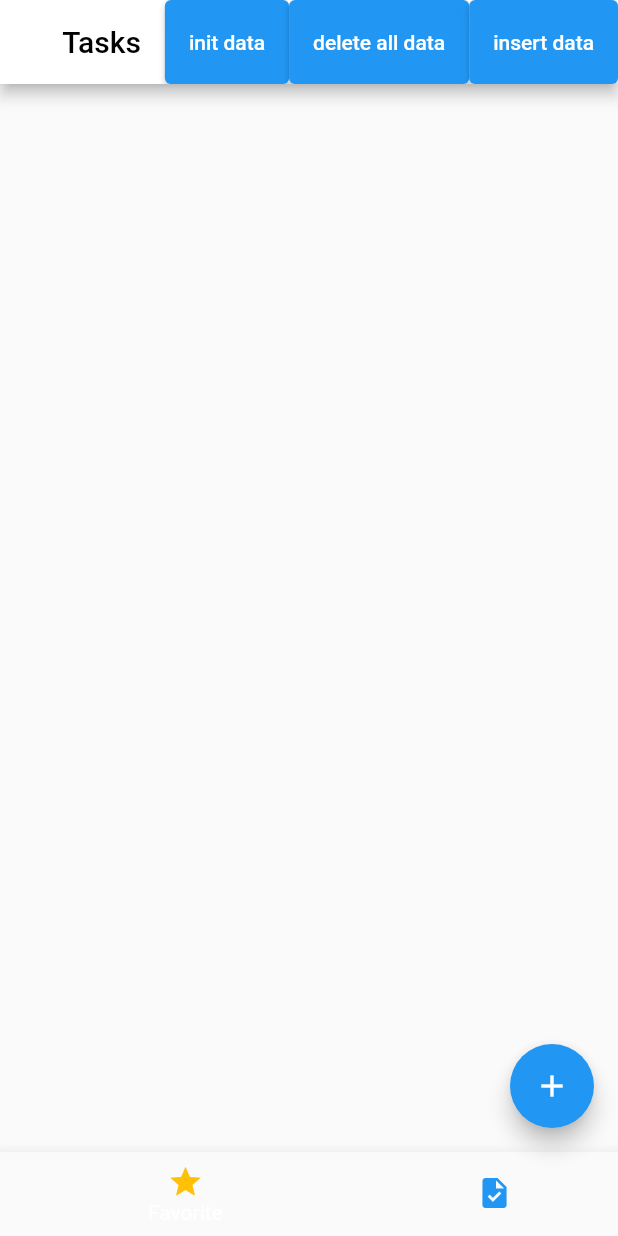
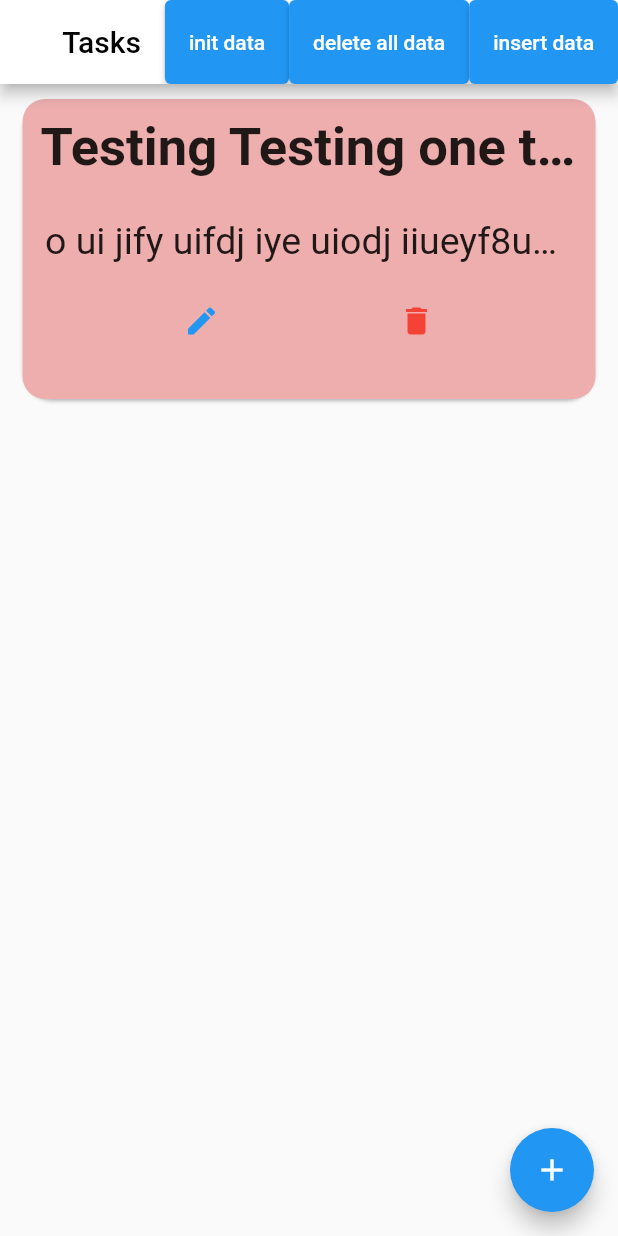
Before and after one commit to swilam202/Notes, a Flutter app: the screen it shows after launch, after a tap on "insert data", on a phone screen of 412 x 824 dp. Run offline on Flutter 3.47's test engine with Material 2 defaults, Android fonts, the phone set to English and light mode, and no system bars; our stand-ins replace sqflite; accounts and stored records are empty.

Commit message:
well i think i arrived at the last design only thing left is to install GetX to apply some changes but currently there is no any internet

```diff
--- a/lib/tasks page.dart
+++ b/lib/tasks page.dart
@@ -44,11 +44,44 @@ class _TaskPageState extends State<TaskPage> {
 
   @override
   Widget build(BuildContext context) {
-    List<Widget> pages = [
-      const Scaffold(
-        body: null,
+    return Scaffold(
+      appBar: AppBar(
+        title: const Text(
+          'Tasks',
+          style: TextStyle(color: Colors.black),
         ),
-      FutureBuilder(
+        backgroundColor: Colors.white,
+        centerTitle: true,
+        actions: [
+          ElevatedButton(
+            onPressed: () async {
+              await sqlDB.initialDB();
+              setState(() {});
+            },
+            child: const Text('init data'),
+          ),
+          ElevatedButton(
+            onPressed: () async {
+              await sqlDB.deleteAll();
+              setState(() {});
+            },
+            child: const Text('delete all data'),
+          ),
+          ElevatedButton(
+            onPressed: () async {
+              int response = await sqlDB.insert({
+                'title': 'Testing Testing one two three',
+                'note': 'o ui jify uifdj iye uiodj iiueyf8ueiouef oi eA7A',
+                'color': r.nextInt(colors.length)
+              });
+              print('+++++++++ $response ++++++++++');
+              setState(() {});
+            },
+            child: const Text('insert data'),
+          ),
+        ],
+      ),
+      body: FutureBuilder(
         future: taskList(),
         builder: (_, snapshot) {
           if (snapshot.hasData == false) {
@@ -105,7 +138,7 @@ class _TaskPageState extends State<TaskPage> {
                             children: [
                               IconButton(
                                 onPressed: () {},
-                                icon: Icon(Icons.star_border_outlined),
+                                icon: const Icon(Icons.mode_rounded,color: Colors.blue,),
                               ),
                               IconButton(
                                 onPressed: () {
@@ -129,73 +162,11 @@ class _TaskPageState extends State<TaskPage> {
           }
         },
       ),
-    ];
-    return DefaultTabController(
-      length: 2,
-      child: Scaffold(
-        appBar: AppBar(
-          title: const Text(
-            'Tasks',
-            style: TextStyle(color: Colors.black),
-          ),
-          backgroundColor: Colors.white,
-          centerTitle: true,
-          actions: [
-            ElevatedButton(
-              onPressed: () async {
-                await sqlDB.initialDB();
-                setState(() {});
-              },
-              child: const Text('init data'),
-            ),
-            ElevatedButton(
-              onPressed: () async {
-                await sqlDB.deleteAll();
-                setState(() {});
-              },
-              child: const Text('delete all data'),
-            ),
-            ElevatedButton(
-              onPressed: () async {
-                int response = await sqlDB.insert({
-                  'title': 'Testing Testing one two three',
-                  'note': 'o ui jify uifdj iye uiodj iiueyf8ueiouef oi eA7A',
-                  'color': r.nextInt(colors.length)
-                });
-                print('+++++++++ $response ++++++++++');
-                setState(() {});
-              },
-              child: const Text('insert data'),
-            ),
-          ],
-        ),
-        body: pages[current],
-        bottomNavigationBar: BottomNavigationBar(
-          selectedLabelStyle: const TextStyle(color: Colors.black),
-          unselectedLabelStyle: const TextStyle(color: Colors.grey),
-          currentIndex: current,
-          onTap: switchIndex,
-          type: BottomNavigationBarType.shifting,
-          items: const [
-            BottomNavigationBarItem(
-              icon: Icon(
-                Icons.star,
-                color: Colors.amber,
-              ),
-              label: 'Favorite',
-            ),
-            BottomNavigationBarItem(
-              icon: Icon(
-                Icons.task,
-                color: Colors.blue,
-              ),
-              label: 'Tasks',
-            ),
-          ],
-        ),
       floatingActionButton: FloatingActionButton(
-          onPressed:  ()=>showBottomSheet(context: context, builder: (_){
-            return  Expanded(
+        onPressed: () => showBottomSheet(
+            context: context,
+            builder: (_) {
+              return Expanded(
                 child: Form(
                   key: key1,
                   child: Column(
@@ -214,7 +185,8 @@ class _TaskPageState extends State<TaskPage> {
                       ),
                       ElevatedButton(
                         onPressed: () async {
-                        if (titleController.text.isNotEmpty && noteController.text.isNotEmpty) {
+                          if (titleController.text.isNotEmpty &&
+                              noteController.text.isNotEmpty) {
                             int response = await sqlDB.insert(
                               {
                                 'title': titleController.text,
@@ -226,8 +198,7 @@ class _TaskPageState extends State<TaskPage> {
                             Navigator.of(context).pushReplacementNamed('task');
 
                             print('+++++++++ $response ++++++++++');
-                        }
-                        else{
+                          } else {
                             /// get.Snack
                           }
                         },
@@ -240,17 +211,6 @@ class _TaskPageState extends State<TaskPage> {
             }),
         child: const Icon(Icons.add),
       ),
-      ),
     );
   }
-
 }
-///=> Navigator.of(context).pushNamed('add')
-///
-///
-///
-
-
-button(){
-
-}
```
Lines whose indentation alone changed are shown as unchanged.
